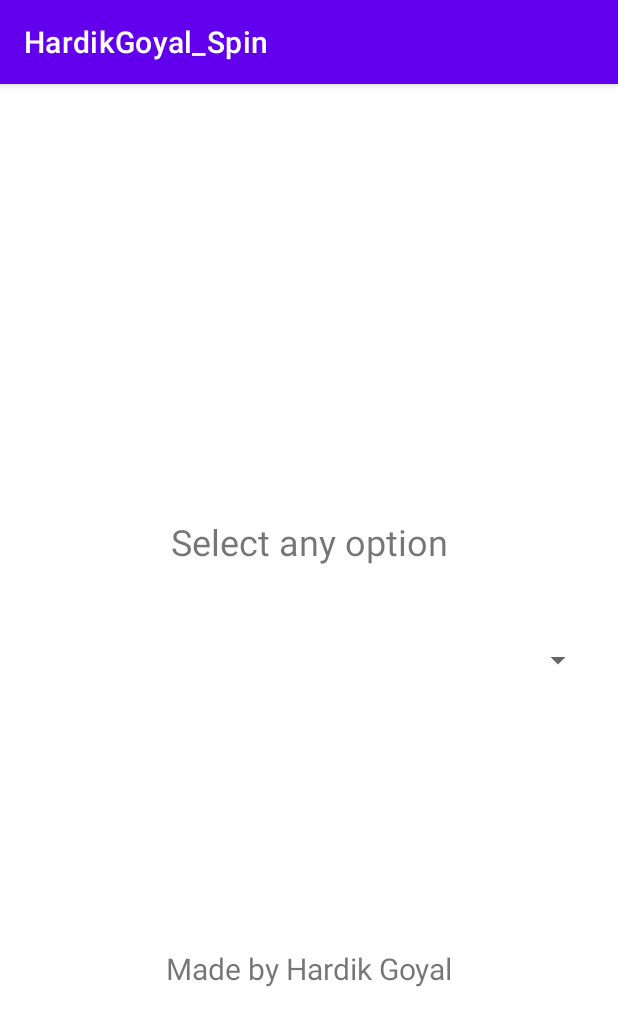
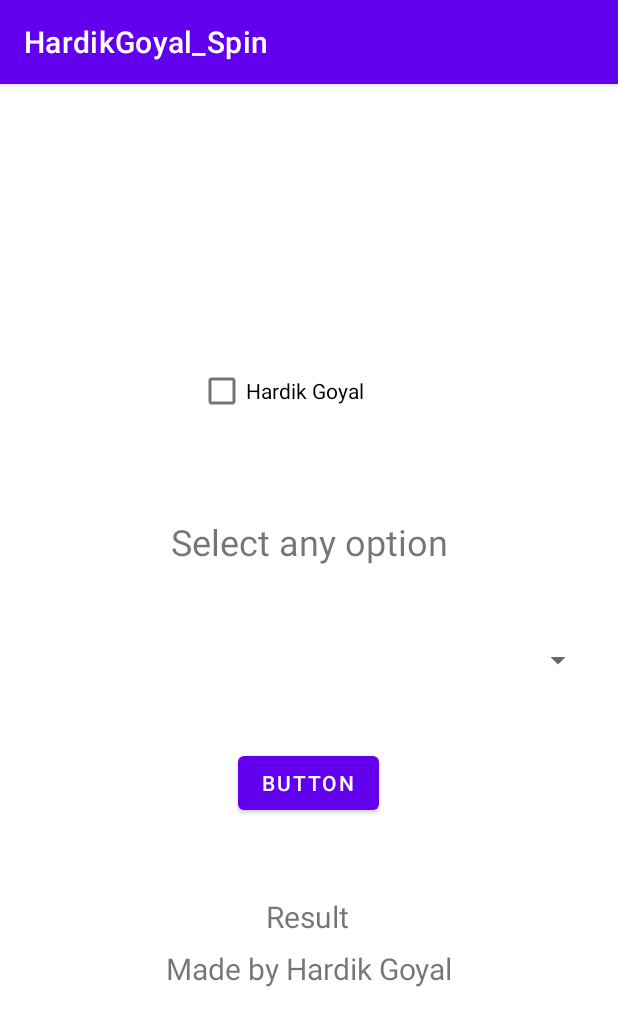
Before and after one commit to Hardik2611/Basic_Spinner, an Android app: the screen it shows after launch (MainActivity), on a phone screen of 412 x 824 dp. Shown: the top 1026 px of the screen. Run offline under Robolectric (Android 15) with nearby library versions, the phone set to English and light mode, and no system bars.

Commit message:
Display result when button is clicked functionality added.

```diff
--- a/app/src/main/java/com/example/hardikgoyal_spin/MainActivity.java
+++ b/app/src/main/java/com/example/hardikgoyal_spin/MainActivity.java
@@ -6,27 +6,55 @@ import android.os.Bundle;
 import android.view.View;
 import android.widget.AdapterView;
 import android.widget.ArrayAdapter;
+import android.widget.CheckBox;
+import android.widget.CompoundButton;
 import android.widget.Spinner;
+import android.widget.Button;
 import android.widget.TextView;
+import android.widget.Toast;
 
 public class MainActivity extends AppCompatActivity implements AdapterView.OnItemSelectedListener {
     String s1[] = {"","HTML","CSS","Java","C++"};
-    String def = "Options";
-    TextView t1;
+    TextView t1,t2;
+    Button b1;
+    CheckBox c1;
+    String checkStr = "";
+
     @Override
     protected void onCreate(Bundle savedInstanceState) {
         super.onCreate(savedInstanceState);
         setContentView(R.layout.activity_main);
         t1 = findViewById(R.id.textView3);
+        t2 = findViewById(R.id.textView);
         Spinner sp = findViewById(R.id.spinner);
         ArrayAdapter ar = new ArrayAdapter(this, androidx.appcompat.R.layout.support_simple_spinner_dropdown_item,s1);
         sp.setAdapter(ar);
         sp.setOnItemSelectedListener(this);
+        c1 = findViewById(R.id.checkBox);
+
+        b1 = findViewById(R.id.button);
+        b1.setOnClickListener(new View.OnClickListener() {
+            @Override
+            public void onClick(View v) {
+                String selectedStr = sp.getSelectedItem().toString();
+                t1.setText(selectedStr);
+
+                if(c1.isChecked()){
+                    t2.setText(c1.getText().toString());
+                }
+                else
+                {
+                    t2.setText("Nothing Selected");
+
+
+                }
+            }
+        });
     }
 
     @Override
     public void onItemSelected(AdapterView<?> parent, View view, int position, long id) {
-        t1.setText(s1[position]);
+
     }
 
     @Override
--- a/app/src/main/res/layout/activity_main.xml
+++ b/app/src/main/res/layout/activity_main.xml
@@ -58,4 +58,28 @@
         app:layout_constraintVertical_bias="0.731"
         tools:ignore="MissingConstraints" />
 
+    <Button
+        android:id="@+id/button"
+        android:layout_width="wrap_content"
+        android:layout_height="wrap_content"
+        android:text="Button"
+        app:layout_constraintBottom_toBottomOf="parent"
+        app:layout_constraintEnd_toEndOf="parent"
+        app:layout_constraintHorizontal_bias="0.498"
+        app:layout_constraintStart_toStartOf="parent"
+        app:layout_constraintTop_toTopOf="parent"
+        app:layout_constraintVertical_bias="0.614" />
+
+    <CheckBox
+        android:id="@+id/checkBox"
+        android:layout_width="wrap_content"
+        android:layout_height="wrap_content"
+        android:text="@string/name"
+        app:layout_constraintBottom_toBottomOf="parent"
+        app:layout_constraintEnd_toEndOf="parent"
+        app:layout_constraintHorizontal_bias="0.438"
+        app:layout_constraintStart_toStartOf="parent"
+        app:layout_constraintTop_toTopOf="parent"
+        app:layout_constraintVertical_bias="0.251" />
+
 </androidx.constraintlayout.widget.ConstraintLayout>
--- a/app/src/main/res/values/strings.xml
+++ b/app/src/main/res/values/strings.xml
@@ -1,5 +1,6 @@
 <resources>
     <string name="app_name">HardikGoyal_Spin</string>
+    <string name="name">Hardik Goyal</string>
     <string name="res">Result</string>
     <string name="made">Made by Hardik Goyal</string>
     <string name="ques">Select any option</string>
```
